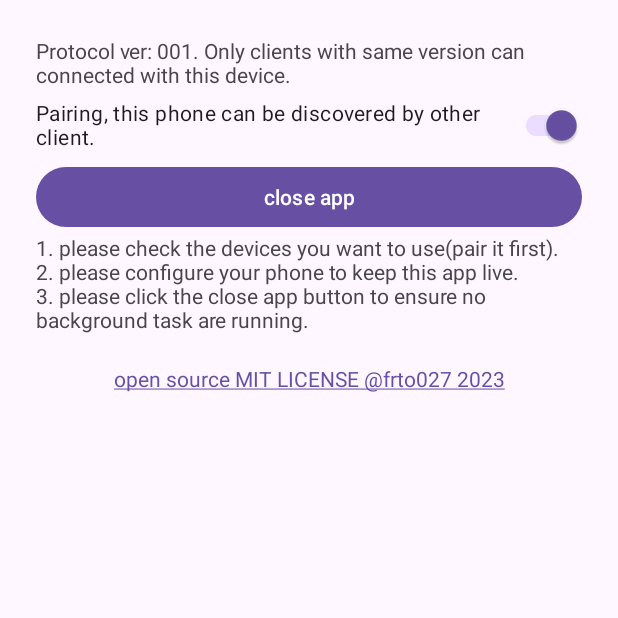
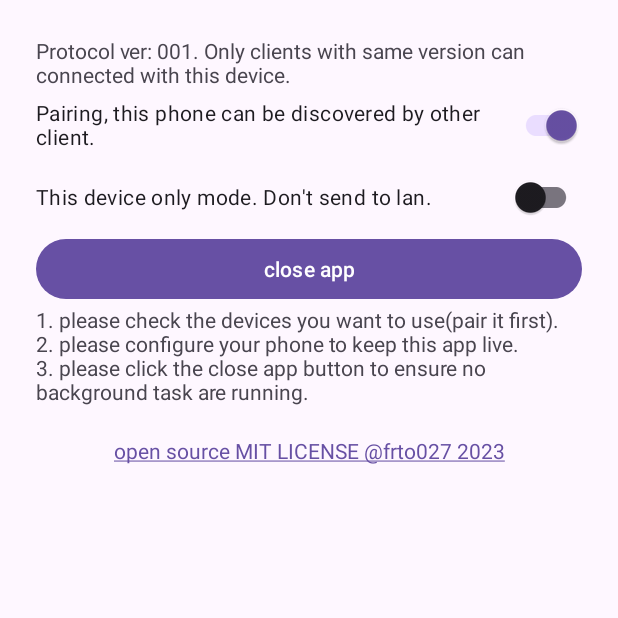
Before and after one commit to frto027/HeartbeatLanServer, an Android app: the screen it shows after launch (MainActivity), on a phone screen of 412 x 824 dp, the top half of it. Run offline under Robolectric (Android 15) with nearby library versions, the phone set to English and light mode, and no system bars; network calls fail.

Commit message:
localhost mode added

```diff
--- a/app/src/main/java/top/frto027/heartbeatlanserver/HeartDeviceServerThread.java
+++ b/app/src/main/java/top/frto027/heartbeatlanserver/HeartDeviceServerThread.java
@@ -25,6 +25,7 @@ import java.util.Map;
 import java.util.Set;
 
 public class HeartDeviceServerThread extends Thread{
+    public volatile static boolean LocalhostMode = false;
     private final static String TAG = "HEART_RATE_SERVER";
     private static HeartDeviceServerThread instance;
 
@@ -130,18 +131,27 @@ public class HeartDeviceServerThread extends Thread{
         public void run() {
             try {
                 DatagramPacket in_pkt = new DatagramPacket(new byte[1024], 1024);
+                boolean isLocalhost = HeartDeviceServerThread.LocalhostMode;
 
                 byte [] bs = IMHERE_MAGIC.getBytes();
                 DatagramPacket imhere_pkt = new DatagramPacket(bs, bs.length);
                 imhere_pkt.setPort(9965);
-                imhere_pkt.setAddress(InetAddress.getByName("255.255.255.255"));
+                imhere_pkt.setAddress(InetAddress.getByName(isLocalhost ? "127.0.0.1":"255.255.255.255"));
 
-                broadcast_socket = new DatagramSocket(new InetSocketAddress("0.0.0.0",0));
+                broadcast_socket = new DatagramSocket(new InetSocketAddress(isLocalhost ? "127.0.0.1" : "0.0.0.0",0));
                 broadcast_socket.setSoTimeout(3000);
+
 
                 for(;;){
                     filterOutdatedClient();
-
+                    if(isLocalhost != HeartDeviceServerThread.LocalhostMode){
+                        isLocalhost = HeartDeviceServerThread.LocalhostMode;
+                        broadcast_socket.close();
+                        clients.clear();
+                        imhere_pkt.setAddress(InetAddress.getByName(isLocalhost ? "127.0.0.1":"255.255.255.255"));
+                        broadcast_socket = new DatagramSocket(new InetSocketAddress(isLocalhost ? "127.0.0.1" : "0.0.0.0",0));
+                        broadcast_socket.setSoTimeout(3000);
+                    }
                     try{
                         try{
                             broadcast_socket.receive(in_pkt);
--- a/app/src/main/java/top/frto027/heartbeatlanserver/MainActivity.java
+++ b/app/src/main/java/top/frto027/heartbeatlanserver/MainActivity.java
@@ -230,6 +230,14 @@ public class MainActivity extends AppCompatActivity {
         super.onCreate(savedInstanceState);
         setContentView(R.layout.activity_main);
 
+        boolean isOculusDevice = Build.MODEL.equals("Quest") && Build.MANUFACTURER.equals("Oculus");
+        CompoundButton localModeSwitch = findViewById(R.id.local_mode_toggle);
+        localModeSwitch.setChecked(isOculusDevice);
+        HeartDeviceServerThread.LocalhostMode = isOculusDevice;
+        localModeSwitch.setOnCheckedChangeListener((v,c)->{
+            HeartDeviceServerThread.LocalhostMode = c;
+        });
+
         backgroundToast = Toast.makeText(this, R.string.app_background,Toast.LENGTH_SHORT);
         configHelper = new ConfigHelper(this);
         findViewById(R.id.close_app_btn).setOnClickListener((e)-> {
--- a/app/src/main/res/layout/activity_main.xml
+++ b/app/src/main/res/layout/activity_main.xml
@@ -29,6 +29,11 @@
                 android:layout_width="match_parent"
                 android:layout_height="wrap_content"
                 android:text="@string/pairing_can_be_discovered" />
+            <com.google.android.material.switchmaterial.SwitchMaterial
+                android:layout_width="match_parent"
+                android:layout_height="wrap_content"
+                android:text="@string/localhost_mode"
+                android:id="@+id/local_mode_toggle"/>
             <androidx.appcompat.widget.LinearLayoutCompat
                 android:layout_width="match_parent"
                 android:layout_height="wrap_content"
--- a/app/src/main/res/values/strings.xml
+++ b/app/src/main/res/values/strings.xml
@@ -21,4 +21,5 @@
     <string name="close_warning">1. please check the devices you want to use(pair it first).\n2. please configure your phone to keep this app live.\n3. please click the close app button to ensure no background task are running.</string>
     <string name="protocol_ver_hint">Protocol ver: %s. Only clients with same version can connected with this device.</string>
     <string name="license">open source MIT LICENSE @frto027 2023</string>
+    <string name="localhost_mode">This device only mode. Don\'t send to lan.</string>
 </resources>
```
Also changed, not shown: 1 other file.
